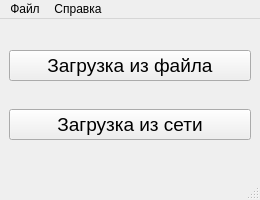
Before: the Qt Designer form src/UI/mainwindow.ui in KorzikAlex/Satellites, drawn with Qt 5.
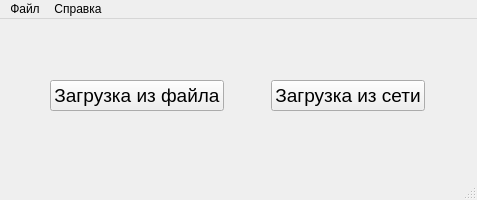
After: the same form once the commit is applied. Icons and pictures are not drawn.

The edit to the form file:
```diff
--- a/src/UI/mainwindow.ui
+++ b/src/UI/mainwindow.ui
@@ -9,13 +9,19 @@
    <rect>
     <x>0</x>
     <y>0</y>
-    <width>260</width>
+    <width>477</width>
     <height>200</height>
    </rect>
   </property>
+  <property name="sizePolicy">
+   <sizepolicy hsizetype="Preferred" vsizetype="Preferred">
+    <horstretch>0</horstretch>
+    <verstretch>0</verstretch>
+   </sizepolicy>
+  </property>
   <property name="minimumSize">
    <size>
-    <width>260</width>
+    <width>475</width>
     <height>200</height>
    </size>
   </property>
@@ -53,11 +59,11 @@
    <set>QMainWindow::DockOption::AllowTabbedDocks|QMainWindow::DockOption::AnimatedDocks</set>
   </property>
   <widget class="QWidget" name="centralwidget">
-   <layout class="QVBoxLayout" name="verticalLayout">
+   <layout class="QHBoxLayout" name="horizontalLayout">
     <item>
      <widget class="QPushButton" name="filePushButton">
       <property name="sizePolicy">
-       <sizepolicy hsizetype="Minimum" vsizetype="Fixed">
+       <sizepolicy hsizetype="Fixed" vsizetype="Fixed">
         <horstretch>0</horstretch>
         <verstretch>0</verstretch>
        </sizepolicy>
@@ -95,11 +101,23 @@
     <item>
      <widget class="QPushButton" name="urlPushButton">
       <property name="sizePolicy">
-       <sizepolicy hsizetype="Minimum" vsizetype="Fixed">
+       <sizepolicy hsizetype="Fixed" vsizetype="Fixed">
         <horstretch>0</horstretch>
         <verstretch>0</verstretch>
        </sizepolicy>
       </property>
+      <property name="minimumSize">
+       <size>
+        <width>0</width>
+        <height>0</height>
+       </size>
+      </property>
+      <property name="maximumSize">
+       <size>
+        <width>16777215</width>
+        <height>16777215</height>
+       </size>
+      </property>
       <property name="font">
        <font>
         <pointsize>14</pointsize>
@@ -142,7 +160,7 @@
     <rect>
      <x>0</x>
      <y>0</y>
-     <width>260</width>
+     <width>477</width>
      <height>25</height>
     </rect>
    </property>
```
Left out of the diff: 3 changed lines with no effect on the pictures.
